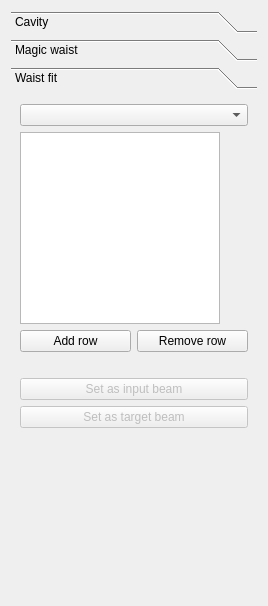
krokosik/GaussianBeam, file gui/GaussianBeamWidget.ui: the form before one commit.
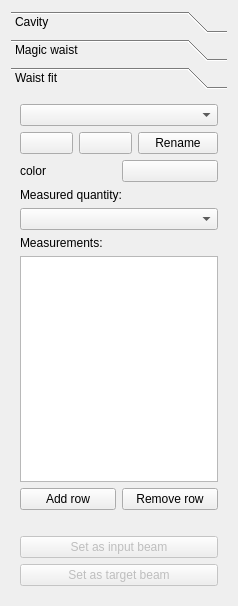
The form after the commit. Icons and pictures are not drawn.

Patch:
```diff
--- a/gui/GaussianBeamWidget.ui
+++ b/gui/GaussianBeamWidget.ui
@@ -5,7 +5,7 @@
    <rect>
     <x>0</x>
     <y>0</y>
-    <width>268</width>
+    <width>238</width>
     <height>606</height>
    </rect>
   </property>
@@ -281,7 +281,7 @@
          <rect>
           <x>0</x>
           <y>0</y>
-          <width>248</width>
+          <width>218</width>
           <height>487</height>
          </rect>
         </property>
@@ -289,6 +289,80 @@
          <string>Waist fit</string>
         </attribute>
         <layout class="QVBoxLayout" >
+         <item>
+          <widget class="QComboBox" name="comboBox_Fit" />
+         </item>
+         <item>
+          <layout class="QHBoxLayout" >
+           <item>
+            <widget class="QPushButton" name="pushButton_AddFit" >
+             <property name="toolTip" >
+              <string>Add a new fit</string>
+             </property>
+             <property name="text" >
+              <string/>
+             </property>
+             <property name="icon" >
+              <iconset resource="GaussianBeamRessource.qrc" >:/images/edit-add.png</iconset>
+             </property>
+            </widget>
+           </item>
+           <item>
+            <widget class="QPushButton" name="pushButton_RemoveFit" >
+             <property name="toolTip" >
+              <string>Delete this fit</string>
+             </property>
+             <property name="text" >
+              <string/>
+             </property>
+             <property name="icon" >
+              <iconset resource="GaussianBeamRessource.qrc" >:/images/edit-delete.png</iconset>
+             </property>
+            </widget>
+           </item>
+           <item>
+            <widget class="QPushButton" name="pushButton_RenameFit" >
+             <property name="toolTip" >
+              <string>Rename the current fit</string>
+             </property>
+             <property name="text" >
+              <string>Rename</string>
+             </property>
+            </widget>
+           </item>
+          </layout>
+         </item>
+         <item>
+          <layout class="QHBoxLayout" >
+           <item>
+            <widget class="QLabel" name="label_3" >
+             <property name="sizePolicy" >
+              <sizepolicy vsizetype="Preferred" hsizetype="Minimum" >
+               <horstretch>0</horstretch>
+               <verstretch>0</verstretch>
+              </sizepolicy>
+             </property>
+             <property name="text" >
+              <string>color</string>
+             </property>
+            </widget>
+           </item>
+           <item>
+            <widget class="QPushButton" name="pushButton_fitColor" >
+             <property name="text" >
+              <string/>
+             </property>
+            </widget>
+           </item>
+          </layout>
+         </item>
+         <item>
+          <widget class="QLabel" name="label_4" >
+           <property name="text" >
+            <string>Measured quantity:</string>
+           </property>
+          </widget>
+         </item>
          <item>
           <widget class="QComboBox" name="comboBox_FitData" >
            <property name="currentIndex" >
@@ -297,21 +371,15 @@
           </widget>
          </item>
          <item>
-          <widget class="QTableView" name="fitTable" >
-           <property name="sizePolicy" >
-            <sizepolicy vsizetype="Maximum" hsizetype="Maximum" >
-             <horstretch>0</horstretch>
-             <verstretch>0</verstretch>
-            </sizepolicy>
-           </property>
-           <property name="maximumSize" >
-            <size>
-             <width>200</width>
-             <height>16777215</height>
-            </size>
+          <widget class="QLabel" name="label_5" >
+           <property name="text" >
+            <string>Measurements:</string>
            </property>
           </widget>
          </item>
+         <item>
+          <widget class="QTableView" name="fitTable" />
+         </item>
          <item>
           <layout class="QHBoxLayout" >
            <item>
@@ -357,19 +425,6 @@
            </property>
           </widget>
          </item>
-         <item>
-          <spacer>
-           <property name="orientation" >
-            <enum>Qt::Vertical</enum>
-           </property>
-           <property name="sizeHint" >
-            <size>
-             <width>20</width>
-             <height>40</height>
-            </size>
-           </property>
-          </spacer>
-         </item>
         </layout>
        </widget>
       </widget>
```
Left out of the diff: 10 changed lines with no effect on the pictures.
